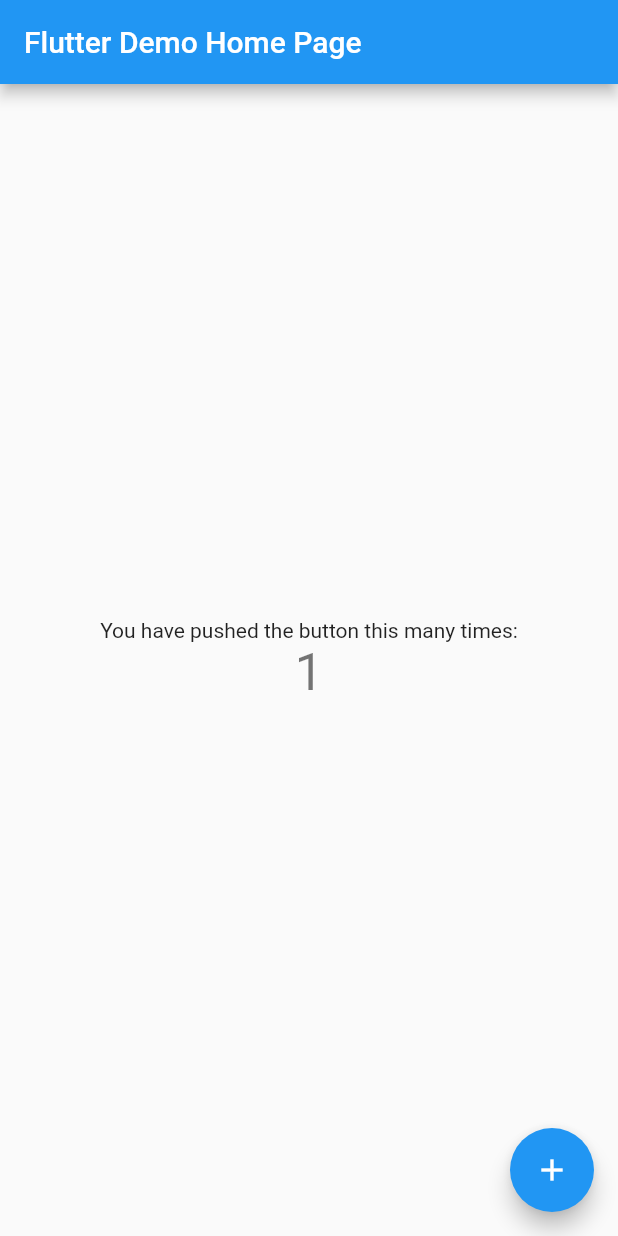
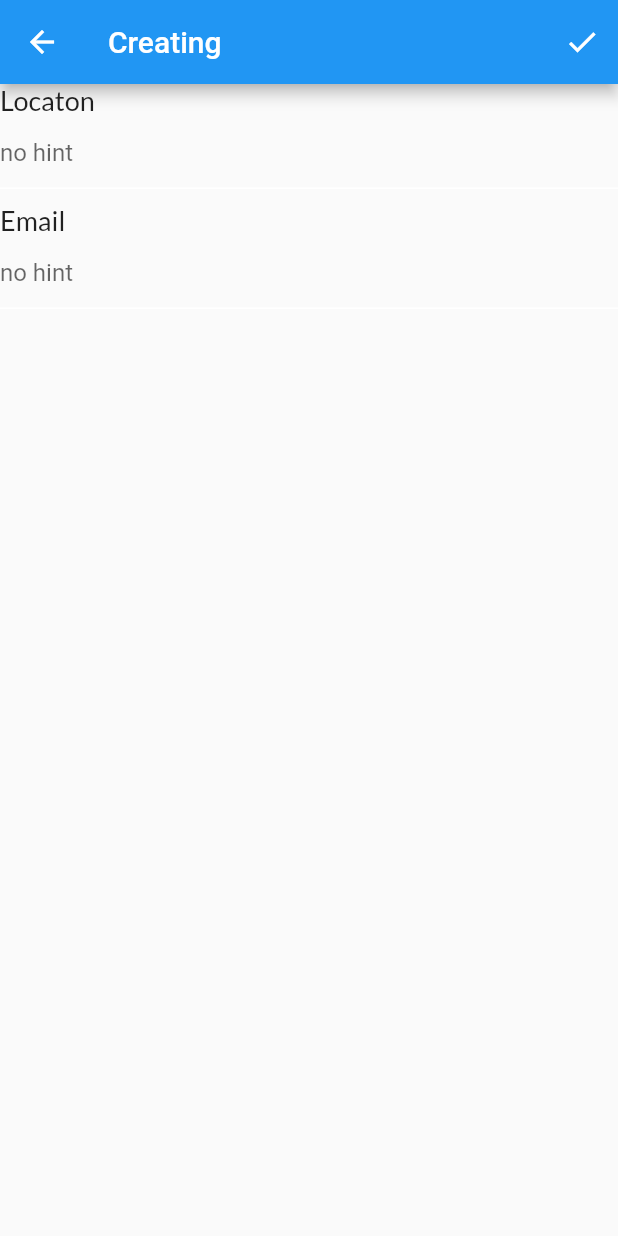
Before and after one commit to Dagim-Fikru/DERASH-Anti-crime-App-using-Flutter, a Flutter app: the screen it shows after launch, after a tap on the "add" icon, on a phone screen of 412 x 824 dp. Run offline on Flutter 3.47's test engine with Material 2 defaults, Android fonts, the phone set to English and light mode, and no system bars; our stand-ins replace google_fonts.

Commit message:
adddin admin crud pages

```diff
--- /dev/null
+++ b/derash/lib/components/station_tile.dart
@@ -0,0 +1,37 @@
+import 'package:flutter/material.dart';
+import 'package:google_fonts/google_fonts.dart';
+import 'package:intl/intl.dart';
+
+import '../models/station.dart';
+
+class StationTile extends StatelessWidget {
+  final Station item;
+  final Function(bool?)? onComplete;
+  final TextDecoration textDecoration;
+
+  StationTile({
+    Key? key,
+    required this.item,
+    this.onComplete,
+  })  : textDecoration =
+            item.isComplete ? TextDecoration.lineThrough : TextDecoration.none,
+        super(key: key);
+
+  @override
+  Widget build(BuildContext context) {
+    return SizedBox(
+        child: Container(
+            child: ListTile(
+      autofocus: true,
+      title: Text(item.location),
+      subtitle: Text(item.email),
+    )));
+  }
+
+  Widget buildCheckbox() {
+    return Checkbox(
+      value: item.isComplete,
+      onChanged: onComplete,
+    );
+  }
+}
--- a/derash/lib/main.dart
+++ b/derash/lib/main.dart
@@ -1,115 +1,61 @@
 import 'package:flutter/material.dart';
+import 'package:provider/provider.dart';
+
+import 'models/app_state_manager.dart';
+
+import 'models/station_manger.dart';
+import 'navigation/app_router.dart';
 
 void main() {
-  runApp(const MyApp());
+  runApp(
+    const MyApp(),
+  );
 }
 
-class MyApp extends StatelessWidget {
+class MyApp extends StatefulWidget {
   const MyApp({Key? key}) : super(key: key);
 
-  // This widget is the root of your application.
   @override
-  Widget build(BuildContext context) {
-    return MaterialApp(
-      title: 'Flutter Demo',
-      theme: ThemeData(
-        // This is the theme of your application.
-        //
-        // Try running your application with "flutter run". You'll see the
-        // application has a blue toolbar. Then, without quitting the app, try
-        // changing the primarySwatch below to Colors.green and then invoke
-        // "hot reload" (press "r" in the console where you ran "flutter run",
-        // or simply save your changes to "hot reload" in a Flutter IDE).
-        // Notice that the counter didn't reset back to zero; the application
-        // is not restarted.
-        primarySwatch: Colors.blue,
-      ),
-      home: const MyHomePage(title: 'Flutter Demo Home Page'),
-    );
-  }
+  _MyAppState createState() => _MyAppState();
 }
 
-class MyHomePage extends StatefulWidget {
-  const MyHomePage({Key? key, required this.title}) : super(key: key);
+class _MyAppState extends State<MyApp> {
+  final _stationManger = StationManager();
 
-  // This widget is the home page of your application. It is stateful, meaning
-  // that it has a State object (defined below) that contains fields that affect
-  // how it looks.
-
-  // This class is the configuration for the state. It holds the values (in this
-  // case the title) provided by the parent (in this case the App widget) and
-  // used by the build method of the State. Fields in a Widget subclass are
-  // always marked "final".
-
-  final String title;
+  final _appStateManager = AppStateManager();
+  late AppRouter _appRouter;
 
   @override
-  State<MyHomePage> createState() => _MyHomePageState();
-}
-
-class _MyHomePageState extends State<MyHomePage> {
-  int _counter = 0;
-
-  void _incrementCounter() {
-    setState(() {
-      // This call to setState tells the Flutter framework that something has
-      // changed in this State, which causes it to rerun the build method below
-      // so that the display can reflect the updated values. If we changed
-      // _counter without calling setState(), then the build method would not be
-      // called again, and so nothing would appear to happen.
-      _counter++;
-    });
+  void initState() {
+    _appRouter = AppRouter(
+      appStateManager: _appStateManager,
+      stationManger: _stationManger,
+    );
+    super.initState();
   }
 
   @override
   Widget build(BuildContext context) {
-    // This method is rerun every time setState is called, for instance as done
-    // by the _incrementCounter method above.
-    //
-    // The Flutter framework has been optimized to make rerunning build methods
-    // fast, so that you can just rebuild anything that needs updating rather
-    // than having to individually change instances of widgets.
-    return Scaffold(
-      appBar: AppBar(
-        // Here we take the value from the MyHomePage object that was created by
-        // the App.build method, and use it to set our appbar title.
-        title: Text(widget.title),
+    return MultiProvider(
+      providers: [
+        ChangeNotifierProvider(
+          create: (context) => _stationManger,
+        ),
+        ChangeNotifierProvider(
+          create: (context) => _appStateManager,
+        )
+      ],
+      child: Consumer<AppStateManager>(
+        builder: (context, profileManager, child) {
+          return MaterialApp(
+            theme: ThemeData.light(),
+            title: 'Derash',
+            home: Router(
+              routerDelegate: _appRouter,
+            ),
+          );
+        },
       ),
-      body: Center(
-        // Center is a layout widget. It takes a single child and positions it
-        // in the middle of the parent.
-        child: Column(
-          // Column is also a layout widget. It takes a list of children and
-          // arranges them vertically. By default, it sizes itself to fit its
-          // children horizontally, and tries to be as tall as its parent.
-          //
-          // Invoke "debug painting" (press "p" in the console, choose the
-          // "Toggle Debug Paint" action from the Flutter Inspector in Android
-          // Studio, or the "Toggle Debug Paint" command in Visual Studio Code)
-          // to see the wireframe for each widget.
-          //
-          // Column has various properties to control how it sizes itself and
-          // how it positions its children. Here we use mainAxisAlignment to
-          // center the children vertically; the main axis here is the vertical
-          // axis because Columns are vertical (the cross axis would be
-          // horizontal).
-          mainAxisAlignment: MainAxisAlignment.center,
-          children: <Widget>[
-            const Text(
-              'You have pushed the button this many times:',
-            ),
-            Text(
-              '$_counter',
-              style: Theme.of(context).textTheme.headline4,
-            ),
-          ],
-        ),
-      ),
-      floatingActionButton: FloatingActionButton(
-        onPressed: _incrementCounter,
-        tooltip: 'Increment',
-        child: const Icon(Icons.add),
-      ), // This trailing comma makes auto-formatting nicer for build methods.
     );
   }
 }
--- /dev/null
+++ b/derash/lib/models/app_state_manager.dart
@@ -0,0 +1,20 @@
+import 'dart:async';
+import 'package:flutter/material.dart';
+
+class AppStateManager extends ChangeNotifier {
+  bool _loggedIn = false;
+
+  bool get isLoggedIn => _loggedIn;
+
+  void login(String username, String password) {
+    _loggedIn = true;
+
+    notifyListeners();
+  }
+
+  void logout() {
+    _loggedIn = false;
+
+    notifyListeners();
+  }
+}
--- /dev/null
+++ b/derash/lib/models/drash_pages.dart
@@ -0,0 +1,6 @@
+class DerashPages {
+  static String stationsPath = '/stations';
+  static String loginPath = '/login';
+  static String nostationPath = '/emptylist';
+  static String editstationPath = '/editstation';
+}
--- /dev/null
+++ b/derash/lib/models/station.dart
@@ -0,0 +1,25 @@
+import 'package:flutter/painting.dart';
+
+class Station {
+  final String id;
+  final String email;
+  final String location;
+  final bool isComplete;
+
+  Station({
+    required this.id,
+    required this.email,
+    required this.location,
+    this.isComplete = false,
+  });
+
+  Station copyWith(
+      {String? id, String? name, String? location, bool? isComplete}) {
+    return Station(
+      id: id ?? this.id,
+      email: name ?? this.email,
+      location: location ?? this.location,
+      isComplete: isComplete ?? this.isComplete,
+    );
+  }
+}
--- /dev/null
+++ b/derash/lib/models/station_manger.dart
@@ -0,0 +1,53 @@
+import 'dart:async';
+
+import 'package:flutter/material.dart';
+
+import '../service/stations_service.dart';
+import 'station.dart';
+
+class StationManager extends ChangeNotifier {
+  final _stations = StationsService().getStations() ?? <Station>[];
+  int _selectedIndex = -1;
+  bool _createNewItem = false;
+
+  List<Station> get stations => _stations;
+  int get selectedIndex => _selectedIndex;
+  Station? get selectedStation =>
+      _selectedIndex != -1 ? _stations[_selectedIndex] : null;
+  bool get isCreatingNewItem => _createNewItem;
+
+  void createNewStation() {
+    _createNewItem = true;
+    notifyListeners();
+  }
+
+  void deleteStation(int index) {
+    _stations.removeAt(index);
+    notifyListeners();
+  }
+
+  void stationTapped(int index) {
+    _selectedIndex = index;
+    _createNewItem = false;
+    notifyListeners();
+  }
+
+  void addStation(Station item) {
+    _stations.add(item);
+    _createNewItem = false;
+    notifyListeners();
+  }
+
+  void updateStation(Station item, int index) {
+    _stations[index] = item;
+    _selectedIndex = -1;
+    _createNewItem = false;
+    notifyListeners();
+  }
+
+  void completeStation(int index, bool change) {
+    final item = _stations[index];
+    _stations[index] = item.copyWith(isComplete: change);
+    notifyListeners();
+  }
+}
--- /dev/null
+++ b/derash/lib/navigation/app_router.dart
@@ -0,0 +1,92 @@
+import 'package:flutter/material.dart';
+import '../models/app_state_manager.dart';
+
+import '../models/drash_pages.dart';
+import '../models/station_manger.dart';
+import '../screens/edit_station.dart';
+import '../screens/no_station_screen.dart';
+import '../screens/stations_list_screen.dart';
+
+// 1
+class AppRouter extends RouterDelegate
+    with ChangeNotifier, PopNavigatorRouterDelegateMixin {
+// 2
+  @override
+  final GlobalKey<NavigatorState> navigatorKey;
+// 3
+  final AppStateManager appStateManager;
+// 4
+  final StationManager stationManger;
+// 5
+
+  AppRouter({
+    required this.appStateManager,
+    required this.stationManger,
+  }) : navigatorKey = GlobalKey<NavigatorState>() {
+    appStateManager.addListener(notifyListeners);
+    stationManger.addListener(notifyListeners);
+  }
+
+  @override
+  void dispose() {
+    appStateManager.removeListener(notifyListeners);
+    stationManger.removeListener(notifyListeners);
+
+    super.dispose();
+  }
+
+// 6
+  @override
+  Widget build(BuildContext context) {
+// 7
+    return Navigator(
+// 8
+      key: navigatorKey,
+      onPopPage: _handlePopPage,
+// 9
+      pages: [
+        if (stationManger.stations.length > 0)
+          StationListScreen.page(stationManger),
+        if (stationManger.stations.length == 0 &&
+            !stationManger.isCreatingNewItem)
+          EmptyStationsScreen.page(),
+        if (stationManger.isCreatingNewItem)
+          EditStationScreen.page(
+              onCreate: (item) {
+                stationManger.addStation(item);
+              },
+              onUpdate: (item, index) {}),
+        if (stationManger.selectedIndex != -1)
+          EditStationScreen.page(
+              item: stationManger.stations[stationManger.selectedIndex],
+              index: stationManger.selectedIndex,
+              onCreate: (item) {},
+              onUpdate: (item, index) {
+                stationManger.updateStation(item, index);
+              }),
+      ],
+    );
+  }
+
+  bool _handlePopPage(
+// 1
+      Route<dynamic> route,
+// 2
+      result) {
+// 3
+    if (!route.didPop(result)) {
+// 4
+      return false;
+    }
+    if (route.settings.name == DerashPages.editstationPath) {
+      stationManger.stationTapped(-1);
+    }
+// 5
+
+    return true;
+  }
+
+// 10
+  @override
+  Future<void> setNewRoutePath(configuration) async => null;
+}
--- /dev/null
+++ b/derash/lib/screens/edit_station.dart
@@ -0,0 +1,132 @@
+import 'package:flutter/material.dart';
+import 'package:google_fonts/google_fonts.dart';
+import 'package:uuid/uuid.dart';
+
+import '../models/drash_pages.dart';
+import '../models/station.dart';
+
+class EditStationScreen extends StatefulWidget {
+  final Function(Station) onCreate;
+  final Function(Station, int) onUpdate;
+  final Station? originalItem;
+  final int index;
+  final bool isUpdating;
+
+  static MaterialPage page({
+    Station? item,
+    int index = -1,
+    required Function(Station) onCreate,
+    required Function(Station, int) onUpdate,
+  }) {
+    return MaterialPage(
+      name: DerashPages.editstationPath,
+      key: ValueKey(DerashPages.editstationPath),
+      child: EditStationScreen(
+        originalItem: item,
+        index: index,
+        onCreate: onCreate,
+        onUpdate: onUpdate,
+      ),
+    );
+  }
+
+  const EditStationScreen({
+    Key? key,
+    required this.onCreate,
+    required this.onUpdate,
+    this.originalItem,
+    this.index = -1,
+  })  : isUpdating = (originalItem != null),
+        super(key: key);
+
+  @override
+  State<EditStationScreen> createState() => _EditStationScreenState();
+}
+
+class _EditStationScreenState extends State<EditStationScreen> {
+  final _locationController = TextEditingController();
+  final _emailController = TextEditingController();
+
+  @override
+  void initState() {
+    super.initState();
+    final originalItem = widget.originalItem;
+    if (originalItem != null) {
+      _locationController.text = originalItem.location;
+      _emailController.text = originalItem.email;
+    }
+  }
+
+  @override
+  Widget build(BuildContext context) {
+    return Scaffold(
+        appBar: AppBar(
+          title: Text(widget.isUpdating ? 'Editing' : 'Creating'),
+          actions: [
+            IconButton(
+              icon: const Icon(Icons.check),
+              onPressed: () {
+                final newStation = Station(
+                  id: widget.originalItem?.id ?? const Uuid().v1(),
+                  location: _locationController.text,
+                  email: _emailController.text,
+                );
+
+                if (widget.isUpdating) {
+                  widget.onUpdate(
+                    newStation,
+                    widget.index,
+                  );
+                } else {
+                  widget.onCreate(newStation);
+                }
+              },
+            )
+          ],
+        ),
+        body: Column(
+          children: [
+            buildtextField(_locationController, 'Locaton'),
+            const SizedBox(height: 10.0),
+            buildtextField(_emailController, 'Email'),
+          ],
+        ));
+  }
+
+  Widget buildtextField(TextEditingController controller, String text) {
+    return Column(
+      crossAxisAlignment: CrossAxisAlignment.start,
+      children: [
+        Text(
+          text,
+          style: GoogleFonts.lato(
+            fontSize: 18.0,
+          ),
+        ),
+        TextField(
+          controller: controller,
+          cursorColor: Colors.deepOrange,
+          decoration: const InputDecoration(
+            hintText: 'no hint',
+            enabledBorder: UnderlineInputBorder(
+              borderSide: BorderSide(
+                color: Colors.white,
+              ),
+            ),
+            focusedBorder: UnderlineInputBorder(
+              borderSide: BorderSide(
+                color: Colors.deepOrange,
+                width: 3.0,
+              ),
+            ),
+            border: UnderlineInputBorder(
+              borderSide: BorderSide(
+                color: Colors.deepOrange,
+              ),
+            ),
+          ),
+        ),
+      ],
+    );
+  }
+}
--- /dev/null
+++ b/derash/lib/screens/stations_list_screen.dart
@@ -0,0 +1,87 @@
+import 'package:flutter/material.dart';
+
+import '../components/station_tile.dart';
+
+import '../models/drash_pages.dart';
+import '../models/station_manger.dart';
+
+class StationListScreen extends StatelessWidget {
+  final StationManager manager;
+  static MaterialPage page(StationManager manager) {
+    return MaterialPage(
+      name: DerashPages.stationsPath,
+      key: ValueKey(DerashPages.stationsPath),
+      child: StationListScreen(manager: manager),
+    );
+  }
+
+  const StationListScreen({
+    Key? key,
+    required this.manager,
+  }) : super(key: key);
+
+  @override
+  Widget build(BuildContext context) {
+    final stations = manager.stations;
+
+    return Scaffold(
+      appBar: AppBar(title: Text('List of Stations ${stations.length}')),
+      body: Builder(builder: (context) {
+        return Padding(
+          padding: const EdgeInsets.all(16.0),
+          child: ListView.separated(
+            itemCount: stations.length,
+            itemBuilder: (context, index) {
+              final item = stations[index];
+              return Dismissible(
+                key: Key(item.id),
+                direction: DismissDirection.endToStart,
+                background: Container(
+                  color: Colors.red,
+                  alignment: Alignment.centerRight,
+                  child: const Icon(
+                    Icons.delete_forever,
+                    color: Colors.white,
+                    size: 50.0,
+                  ),
+                ),
+                onDismissed: (direction) {
+                  manager.deleteStation(index);
+                  ScaffoldMessenger.of(context).showSnackBar(
+                    SnackBar(
+                      content: Text('${item.location} dismissed'),
+                    ),
+                  );
+                },
+                child: InkWell(
+                  child: StationTile(
+                    key: Key(item.id),
+                    item: item,
+                    onComplete: (change) {
+                      if (change != null) {
+                        manager.completeStation(index, change);
+                      }
+                    },
+                  ),
+                  onTap: () {
+                    manager.stationTapped(index);
+                  },
+                ),
+              );
+            },
+            separatorBuilder: (context, index) {
+              return const SizedBox(height: 16.0);
+            },
+          ),
+        );
+      }),
+      floatingActionButton: FloatingActionButton(
+          child: const Icon(
+            Icons.add,
+          ),
+          onPressed: () {
+            manager.createNewStation();
+          }),
+    );
+  }
+}
--- /dev/null
+++ b/derash/lib/service/stations_service.dart
@@ -0,0 +1,12 @@
+import '../models/station.dart';
+
+class StationsService {
+  List<Station>? getStations() {
+    return [
+      Station(id: '1', email: '4kilo@gmail.com', location: '4 kilo'),
+      Station(id: '2', email: '5kilo@gmail.com', location: '5 kilo'),
+      Station(id: '3', email: '6kilo@gmail.com', location: '6 kilo'),
+      Station(id: '4', email: '7kilo@gmail.com', location: '7 kilo')
+    ];
+  }
+}
--- a/derash/pubspec.yaml
+++ b/derash/pubspec.yaml
@@ -18,7 +18,7 @@
 version: 1.0.0+1
 
 environment:
-  sdk: ">=2.16.2 <3.0.0"
+  sdk: ">=2.16.1 <3.0.0"
 
 # Dependencies specify other packages that your package needs in order to work.
 # To automatically upgrade your package dependencies to the latest versions
@@ -34,6 +34,10 @@
   # The following adds the Cupertino Icons font to your application.
   # Use with the CupertinoIcons class for iOS style icons.
   cupertino_icons: ^1.0.2
+  provider: ^6.0.3
+  google_fonts: ^3.0.1
+  uuid: ^3.0.6
+  intl: ^0.17.0
 
 dev_dependencies:
   flutter_test:
```
Also changed, not shown: derash/lib/screens/no_station_screen.dart (added, +39 -0 lines), derash/pubspec.lock.
